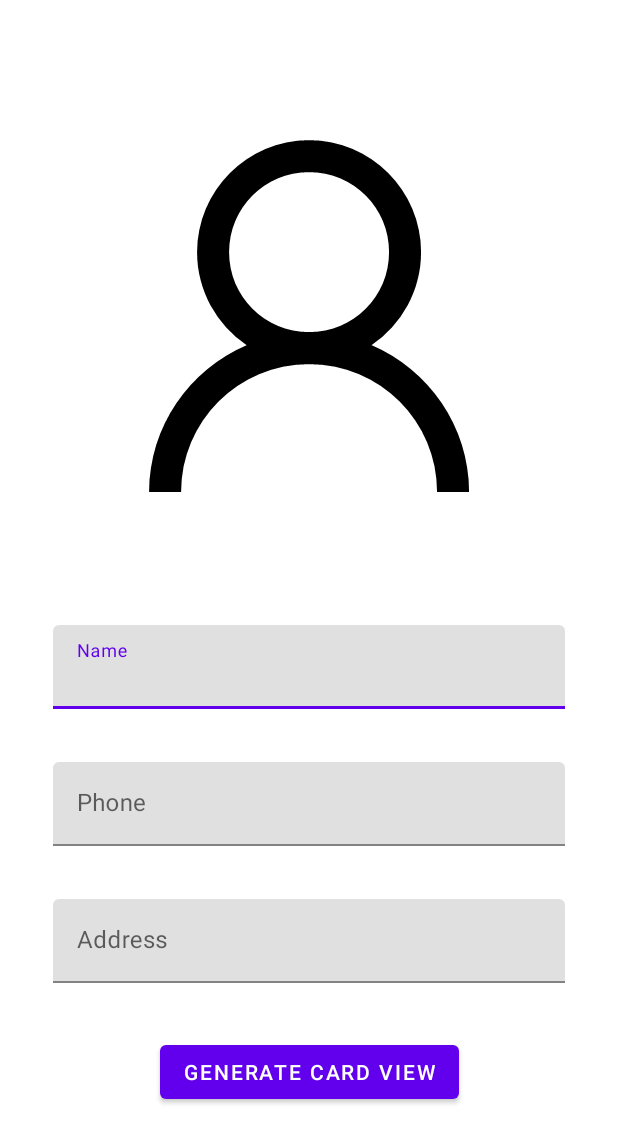
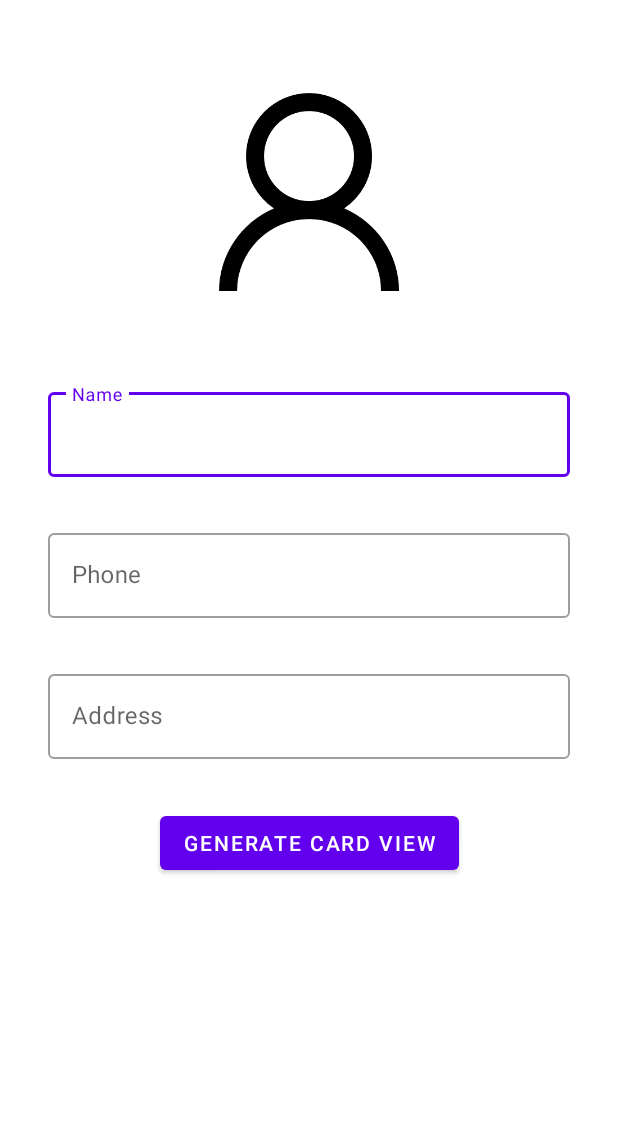
Before and after one commit to JackCompass/phonebook-temp, an Android app: the screen it shows after launch (MainActivity), on a phone screen of 412 x 824 dp. Shown: the top 1143 px of the screen. Run offline under Robolectric (Android 15) with nearby library versions, the phone set to English and light mode, and no system bars; our stand-ins replace CircleImageView; libraries missing offline, so code that uses them is left out: com.github.dhaval2404.imagepicker.

Commit message:
Update textfield design

```diff
--- a/app/src/main/res/layout/fragment_detail.xml
+++ b/app/src/main/res/layout/fragment_detail.xml
@@ -8,36 +8,22 @@
 
     <de.hdodenhof.circleimageview.CircleImageView
         android:id="@+id/user_avatar_image"
-        android:layout_width="wrap_content"
-        android:layout_height="wrap_content"
-        android:layout_marginTop="40dp"
-        android:minWidth="130sp"
-        android:minHeight="130sp"
+        android:layout_width="192dp"
+        android:layout_height="192dp"
+        android:layout_marginTop="32dp"
         android:src="@drawable/select_image"
         app:layout_constraintLeft_toLeftOf="parent"
         app:layout_constraintRight_toRightOf="parent"
         app:layout_constraintTop_toTopOf="parent" />
 
     <com.google.android.material.textfield.TextInputLayout
-        android:layout_width="409dp"
-        android:layout_height="wrap_content"
-        android:layout_marginStart="1dp"
-        android:layout_marginTop="135dp"
-        android:layout_marginEnd="1dp"
-        android:layout_marginBottom="305dp"
-        app:layout_constraintBottom_toBottomOf="parent"
-        app:layout_constraintEnd_toEndOf="parent"
-        app:layout_constraintStart_toStartOf="parent"
-        app:layout_constraintTop_toBottomOf="@+id/user_avatar_image" />
-
-    <com.google.android.material.textfield.TextInputLayout
         android:id="@+id/name_input"
-        style="@style/ThemeOverlay.Material3.AutoCompleteTextView.OutlinedBox"
+        style="@style/Widget.MaterialComponents.TextInputLayout.OutlinedBox"
         android:layout_width="match_parent"
         android:layout_height="wrap_content"
-        android:layout_marginStart="35dp"
-        android:layout_marginTop="35dp"
-        android:layout_marginEnd="35dp"
+        android:layout_marginStart="32dp"
+        android:layout_marginTop="32dp"
+        android:layout_marginEnd="32dp"
         android:hint="@string/name"
         app:layout_constraintEnd_toEndOf="parent"
         app:layout_constraintStart_toStartOf="parent"
@@ -50,18 +36,16 @@
 
     <com.google.android.material.textfield.TextInputLayout
         android:id="@+id/phone_input"
-        style="@style/ThemeOverlay.Material3.AutoCompleteTextView.OutlinedBox"
+        style="@style/Widget.MaterialComponents.TextInputLayout.OutlinedBox"
         android:layout_width="match_parent"
         android:layout_height="wrap_content"
-        android:layout_marginStart="35dp"
-        android:layout_marginTop="35dp"
-        android:layout_marginEnd="35dp"
+        android:layout_marginStart="32dp"
+        android:layout_marginTop="32dp"
+        android:layout_marginEnd="32dp"
         android:hint="@string/phone"
         app:layout_constraintEnd_toEndOf="parent"
         app:layout_constraintStart_toStartOf="parent"
-        app:layout_constraintTop_toBottomOf="@id/name_input"
-        tools:layout_editor_absoluteX="1dp"
-        tools:layout_editor_absoluteY="413dp">
+        app:layout_constraintTop_toBottomOf="@id/name_input">
 
         <com.google.android.material.textfield.TextInputEditText
             android:layout_width="match_parent"
@@ -70,16 +54,14 @@
 
     <com.google.android.material.textfield.TextInputLayout
         android:id="@+id/address_input"
-        style="@style/ThemeOverlay.Material3.AutoCompleteTextView.OutlinedBox"
+        style="@style/Widget.MaterialComponents.TextInputLayout.OutlinedBox"
         android:layout_width="match_parent"
         android:layout_height="wrap_content"
-        android:layout_marginStart="35dp"
-        android:layout_marginTop="35dp"
-        android:layout_marginEnd="35dp"
+        android:layout_marginStart="32dp"
+        android:layout_marginTop="32dp"
+        android:layout_marginEnd="32dp"
         android:hint="@string/address"
-        app:layout_constraintTop_toBottomOf="@id/phone_input"
-        tools:layout_editor_absoluteX="1dp"
-        tools:layout_editor_absoluteY="536dp">
+        app:layout_constraintTop_toBottomOf="@id/phone_input">
 
         <com.google.android.material.textfield.TextInputEditText
             android:layout_width="match_parent"
@@ -90,10 +72,9 @@
         android:id="@+id/submit_button"
         android:layout_width="wrap_content"
         android:layout_height="wrap_content"
-        android:layout_marginTop="35dp"
+        android:layout_marginTop="32dp"
         android:text="@string/generate_card_view"
         app:layout_constraintEnd_toEndOf="parent"
-        app:layout_constraintHorizontal_bias="0.5"
         app:layout_constraintStart_toStartOf="parent"
         app:layout_constraintTop_toBottomOf="@id/address_input" />
 
```
